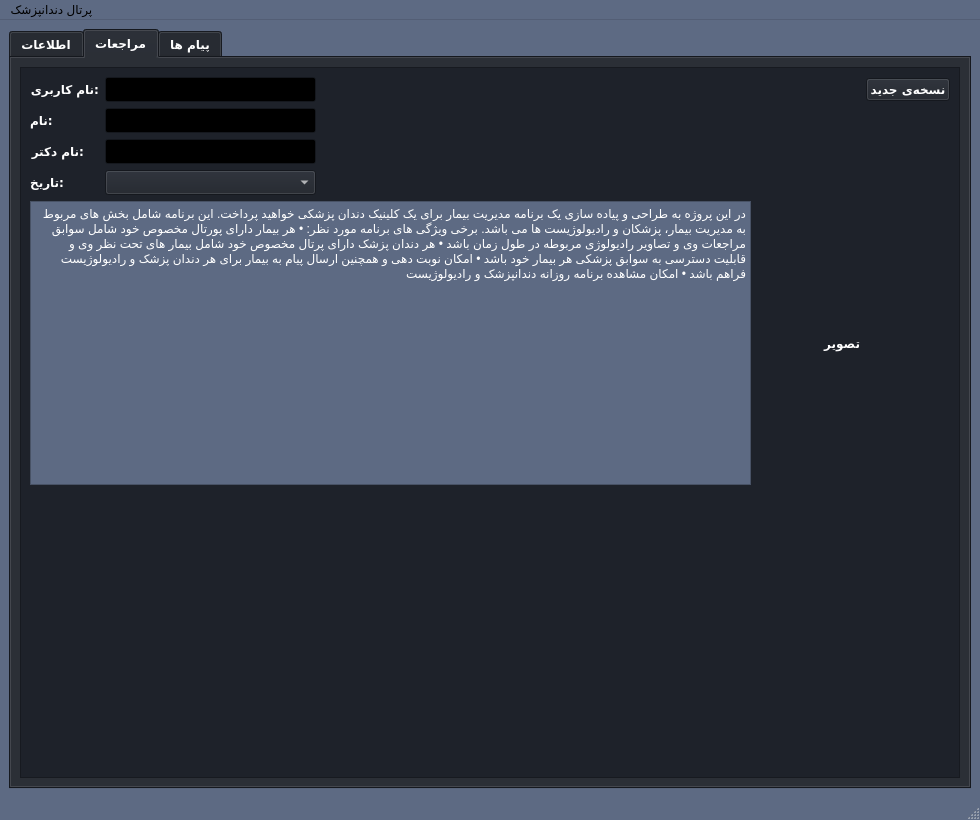
The window that DocPortal.ui (elsobhano/python_AP_fina) describes before a commit, drawn with Qt 5.
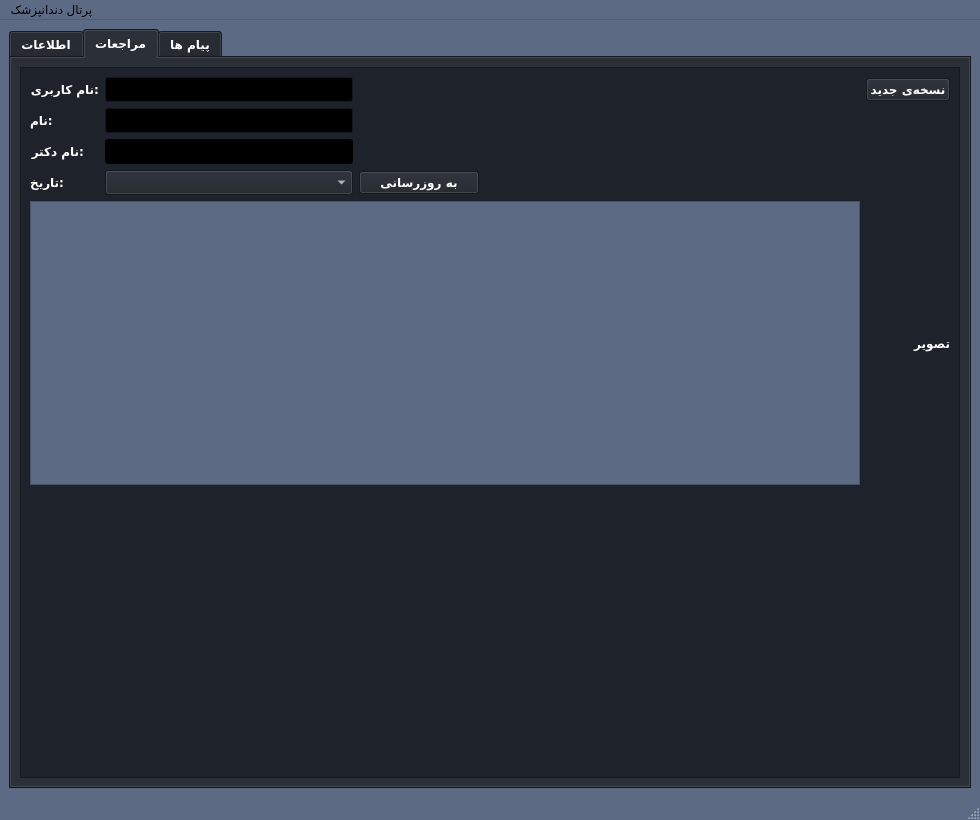
The same window after the commit. The open tabs and pages were chosen to show the change.

Commit message: doc portal finished design

```diff
--- a/DocPortal.ui
+++ b/DocPortal.ui
@@ -362,9 +362,9 @@
      <colorrole role="Text">
       <brush brushstyle="SolidPattern">
        <color alpha="255">
-        <red>46</red>
-        <green>53</green>
-        <blue>65</blue>
+        <red>255</red>
+        <green>255</green>
+        <blue>255</blue>
        </color>
       </brush>
      </colorrole>
@@ -913,7 +913,7 @@
        <string notr="true"/>
       </property>
       <property name="currentIndex">
-       <number>2</number>
+       <number>1</number>
       </property>
       <widget class="QWidget" name="tab">
        <attribute name="title">
@@ -1059,11 +1059,17 @@
           <item row="0" column="6" rowspan="4">
            <widget class="QLabel" name="piclabel">
             <property name="sizePolicy">
-             <sizepolicy hsizetype="Minimum" vsizetype="Minimum">
+             <sizepolicy hsizetype="Fixed" vsizetype="Fixed">
               <horstretch>0</horstretch>
               <verstretch>0</verstretch>
              </sizepolicy>
             </property>
+            <property name="maximumSize">
+             <size>
+              <width>400</width>
+              <height>400</height>
+             </size>
+            </property>
             <property name="text">
              <string>عکس</string>
             </property>
@@ -1642,55 +1648,6 @@
            <layout class="QVBoxLayout" name="verticalLayout_6">
             <item>
              <layout class="QGridLayout" name="gridLayout">
-              <item row="5" column="3">
-               <spacer name="verticalSpacer_4">
-                <property name="orientation">
-                 <enum>Qt::Vertical</enum>
-                </property>
-                <property name="sizeHint" stdset="0">
-                 <size>
-                  <width>20</width>
-                  <height>40</height>
-                 </size>
-                </property>
-               </spacer>
-              </item>
-              <item row="5" column="7">
-               <spacer name="verticalSpacer_8">
-                <property name="orientation">
-                 <enum>Qt::Vertical</enum>
-                </property>
-                <property name="sizeHint" stdset="0">
-                 <size>
-                  <width>20</width>
-                  <height>40</height>
-                 </size>
-                </property>
-               </spacer>
-              </item>
-              <item row="3" column="0">
-               <widget class="QLabel" name="label_6">
-                <property name="sizePolicy">
-                 <sizepolicy hsizetype="Fixed" vsizetype="Preferred">
-                  <horstretch>0</horstretch>
-                  <verstretch>0</verstretch>
-                 </sizepolicy>
-                </property>
-                <property name="text">
-                 <string>:تاریخ</string>
-                </property>
-               </widget>
-              </item>
-              <item row="2" column="1" colspan="2">
-               <widget class="QLineEdit" name="doc_lineEdit">
-                <property name="sizePolicy">
-                 <sizepolicy hsizetype="Minimum" vsizetype="Fixed">
-                  <horstretch>0</horstretch>
-                  <verstretch>0</verstretch>
-                 </sizepolicy>
-                </property>
-               </widget>
-              </item>
               <item row="5" column="2">
                <spacer name="verticalSpacer_2">
                 <property name="orientation">
@@ -1717,8 +1674,8 @@
                 </property>
                </spacer>
               </item>
-              <item row="5" column="1">
-               <spacer name="verticalSpacer">
+              <item row="5" column="4">
+               <spacer name="verticalSpacer_5">
                 <property name="orientation">
                  <enum>Qt::Vertical</enum>
                 </property>
@@ -1730,8 +1687,28 @@
                 </property>
                </spacer>
               </item>
-              <item row="1" column="1" colspan="2">
-               <widget class="QLineEdit" name="name_lineEdit">
+              <item row="3" column="3">
+               <widget class="QPushButton" name="update_button">
+                <property name="text">
+                 <string>به روزرسانی</string>
+                </property>
+               </widget>
+              </item>
+              <item row="5" column="7">
+               <spacer name="verticalSpacer_8">
+                <property name="orientation">
+                 <enum>Qt::Vertical</enum>
+                </property>
+                <property name="sizeHint" stdset="0">
+                 <size>
+                  <width>20</width>
+                  <height>40</height>
+                 </size>
+                </property>
+               </spacer>
+              </item>
+              <item row="0" column="1" colspan="2">
+               <widget class="QLineEdit" name="username_lineEdit">
                 <property name="sizePolicy">
                  <sizepolicy hsizetype="Minimum" vsizetype="Fixed">
                   <horstretch>0</horstretch>
@@ -1750,58 +1727,6 @@
                 </property>
                </widget>
               </item>
-              <item row="2" column="0">
-               <widget class="QLabel" name="label_5">
-                <property name="sizePolicy">
-                 <sizepolicy hsizetype="Fixed" vsizetype="Preferred">
-                  <horstretch>0</horstretch>
-                  <verstretch>0</verstretch>
-                 </sizepolicy>
-                </property>
-                <property name="text">
-                 <string>:نام دکتر</string>
-                </property>
-               </widget>
-              </item>
-              <item row="5" column="5">
-               <spacer name="verticalSpacer_6">
-                <property name="orientation">
-                 <enum>Qt::Vertical</enum>
-                </property>
-                <property name="sizeHint" stdset="0">
-                 <size>
-                  <width>20</width>
-                  <height>40</height>
-                 </size>
-                </property>
-               </spacer>
-              </item>
-              <item row="5" column="6">
-               <spacer name="verticalSpacer_7">
-                <property name="orientation">
-                 <enum>Qt::Vertical</enum>
-                </property>
-                <property name="sizeHint" stdset="0">
-                 <size>
-                  <width>20</width>
-                  <height>40</height>
-                 </size>
-                </property>
-               </spacer>
-              </item>
-              <item row="5" column="4">
-               <spacer name="verticalSpacer_5">
-                <property name="orientation">
-                 <enum>Qt::Vertical</enum>
-                </property>
-                <property name="sizeHint" stdset="0">
-                 <size>
-                  <width>20</width>
-                  <height>40</height>
-                 </size>
-                </property>
-               </spacer>
-              </item>
               <item row="1" column="0">
                <widget class="QLabel" name="label_7">
                 <property name="sizePolicy">
@@ -1818,44 +1743,182 @@
                 </property>
                </widget>
               </item>
-              <item row="0" column="0">
-               <widget class="QLabel" name="label">
-                <property name="sizePolicy">
-                 <sizepolicy hsizetype="Fixed" vsizetype="Preferred">
-                  <horstretch>0</horstretch>
-                  <verstretch>0</verstretch>
-                 </sizepolicy>
+              <item row="5" column="1">
+               <spacer name="verticalSpacer">
+                <property name="orientation">
+                 <enum>Qt::Vertical</enum>
                 </property>
-                <property name="text">
-                 <string>:نام‌ کاربری</string>
+                <property name="sizeHint" stdset="0">
+                 <size>
+                  <width>20</width>
+                  <height>40</height>
+                 </size>
                 </property>
-               </widget>
+               </spacer>
               </item>
-              <item row="0" column="1" colspan="2">
-               <widget class="QLineEdit" name="username_lineEdit">
-                <property name="sizePolicy">
-                 <sizepolicy hsizetype="Minimum" vsizetype="Fixed">
-                  <horstretch>0</horstretch>
-                  <verstretch>0</verstretch>
-                 </sizepolicy>
+              <item row="5" column="5">
+               <spacer name="verticalSpacer_6">
+                <property name="orientation">
+                 <enum>Qt::Vertical</enum>
                 </property>
-               </widget>
-              </item>
-              <item row="0" column="8">
-               <widget class="QPushButton" name="new_Button">
-                <property name="sizePolicy">
-                 <sizepolicy hsizetype="Fixed" vsizetype="Fixed">
-                  <horstretch>0</horstretch>
-                  <verstretch>0</verstretch>
-                 </sizepolicy>
+                <property name="sizeHint" stdset="0">
+                 <size>
+                  <width>20</width>
+                  <height>40</height>
+                 </size>
                 </property>
-                <property name="text">
-                 <string>نسخه‌ی جدید</string>
-                </property>
-               </widget>
+               </spacer>
               </item>
               <item row="4" column="0" colspan="7">
                <widget class="QTextEdit" name="pres_textEdit">
+                <property name="palette">
+                 <palette>
+                  <active>
+                   <colorrole role="Button">
+                    <brush brushstyle="SolidPattern">
+                     <color alpha="255">
+                      <red>93</red>
+                      <green>106</green>
+                      <blue>131</blue>
+                     </color>
+                    </brush>
+                   </colorrole>
+                   <colorrole role="Text">
+                    <brush brushstyle="SolidPattern">
+                     <color alpha="255">
+                      <red>255</red>
+                      <green>255</green>
+                      <blue>255</blue>
+                     </color>
+                    </brush>
+                   </colorrole>
+                   <colorrole role="Base">
+                    <brush brushstyle="SolidPattern">
+                     <color alpha="255">
+                      <red>93</red>
+                      <green>106</green>
+                      <blue>131</blue>
+                     </color>
+                    </brush>
+                   </colorrole>
+                   <colorrole role="Window">
+                    <brush brushstyle="SolidPattern">
+                     <color alpha="255">
+                      <red>93</red>
+                      <green>106</green>
+                      <blue>131</blue>
+                     </color>
+                    </brush>
+                   </colorrole>
+                   <colorrole role="PlaceholderText">
+                    <brush brushstyle="SolidPattern">
+                     <color alpha="128">
+                      <red>255</red>
+                      <green>255</green>
+                      <blue>255</blue>
+                     </color>
+                    </brush>
+                   </colorrole>
+                  </active>
+                  <inactive>
+                   <colorrole role="Button">
+                    <brush brushstyle="SolidPattern">
+                     <color alpha="255">
+                      <red>93</red>
+                      <green>106</green>
+                      <blue>131</blue>
+                     </color>
+                    </brush>
+                   </colorrole>
+                   <colorrole role="Text">
+                    <brush brushstyle="SolidPattern">
+                     <color alpha="255">
+                      <red>255</red>
+                      <green>255</green>
+                      <blue>255</blue>
+                     </color>
+                    </brush>
+                   </colorrole>
+                   <colorrole role="Base">
+                    <brush brushstyle="SolidPattern">
+                     <color alpha="255">
+                      <red>93</red>
+                      <green>106</green>
+                      <blue>131</blue>
+                     </color>
+                    </brush>
+                   </colorrole>
+                   <colorrole role="Window">
+                    <brush brushstyle="SolidPattern">
+                     <color alpha="255">
+                      <red>93</red>
+                      <green>106</green>
+                      <blue>131</blue>
+                     </color>
+                    </brush>
+                   </colorrole>
+                   <colorrole role="PlaceholderText">
+                    <brush brushstyle="SolidPattern">
+                     <color alpha="128">
+                      <red>255</red>
+                      <green>255</green>
+                      <blue>255</blue>
+                     </color>
+                    </brush>
+                   </colorrole>
+                  </inactive>
+                  <disabled>
+                   <colorrole role="Button">
+                    <brush brushstyle="SolidPattern">
+                     <color alpha="255">
+                      <red>93</red>
+                      <green>106</green>
+                      <blue>131</blue>
+                     </color>
+                    </brush>
+                   </colorrole>
+                   <colorrole role="Text">
+                    <brush brushstyle="SolidPattern">
+                     <color alpha="255">
+                      <red>255</red>
+                      <green>255</green>
+                      <blue>255</blue>
+                     </color>
+                    </brush>
+                   </colorrole>
+                   <colorrole role="Base">
+                    <brush brushstyle="SolidPattern">
+                     <color alpha="255">
+                      <red>93</red>
+                      <green>106</green>
+                      <blue>131</blue>
+                     </color>
+                    </brush>
+                   </colorrole>
+                   <colorrole role="Window">
+                    <brush brushstyle="SolidPattern">
+                     <color alpha="255">
+                      <red>93</red>
+                      <green>106</green>
+                      <blue>131</blue>
+                     </color>
+                    </brush>
+                   </colorrole>
+                   <colorrole role="PlaceholderText">
+                    <brush brushstyle="SolidPattern">
+                     <color alpha="128">
+                      <red>255</red>
+                      <green>255</green>
+                      <blue>255</blue>
+                     </color>
+                    </brush>
+                   </colorrole>
+                  </disabled>
+                 </palette>
+                </property>
+                <property name="contextMenuPolicy">
+                 <enum>Qt::DefaultContextMenu</enum>
+                </property>
                 <property name="styleSheet">
                  <string notr="true">background-color: rgb(93, 106, 131);</string>
                 </property>
@@ -1864,12 +1927,576 @@
 &lt;html&gt;&lt;head&gt;&lt;meta name=&quot;qrichtext&quot; content=&quot;1&quot; /&gt;&lt;style type=&quot;text/css&quot;&gt;
 p, li { white-space: pre-wrap; }
 &lt;/style&gt;&lt;/head&gt;&lt;body style=&quot; font-family:'B Titr'; font-size:9pt; font-weight:600; font-style:normal;&quot;&gt;
-&lt;p dir='rtl' style=&quot; margin-top:0px; margin-bottom:0px; margin-left:0px; margin-right:0px; -qt-block-indent:0; text-indent:0px;&quot;&gt;&lt;span style=&quot; font-family:'B Titr,B Titr,B Titr,B Titr,B Titr,B Titr'; font-weight:400; color:#ffffff;&quot;&gt;در این پروژه به طراحی و پیاده سازی یک برنامه مدیریت بیمار برای یک کلینیک دندان پزشکی خواهید پرداخت. این برنامه شامل بخش های مربوط به مدیریت بیمار، پزشکان و رادیولوژیست ها می باشد. برخی ویژگی های برنامه مورد نظر: • هر بیمار دارای پورتال مخصوص خود شامل سوابق مراجعات وی و تصاویر رادیولوژی مربوطه در طول زمان باشد • هر دندان پزشک دارای پرتال مخصوص خود شامل بیمار های تحت نظر وی و قابلیت دسترسی به سوابق پزشکی هر بیمار خود باشد • امکان نوبت دهی و همچنین ارسال پیام به بیمار برای هر دندان پزشک و رادیولوژیست فراهم باشد • امکان مشاهده برنامه روزانه دندانپزشک و رادیولوژیست&lt;/span&gt;&lt;/p&gt;&lt;/body&gt;&lt;/html&gt;</string>
+&lt;p dir='rtl' style=&quot;-qt-paragraph-type:empty; margin-top:0px; margin-bottom:0px; margin-left:0px; margin-right:0px; -qt-block-indent:0; text-indent:0px;&quot;&gt;&lt;br /&gt;&lt;/p&gt;&lt;/body&gt;&lt;/html&gt;</string>
+                </property>
+               </widget>
+              </item>
+              <item row="2" column="0">
+               <widget class="QLabel" name="label_5">
+                <property name="sizePolicy">
+                 <sizepolicy hsizetype="Fixed" vsizetype="Preferred">
+                  <horstretch>0</horstretch>
+                  <verstretch>0</verstretch>
+                 </sizepolicy>
+                </property>
+                <property name="text">
+                 <string>:نام دکتر</string>
+                </property>
+               </widget>
+              </item>
+              <item row="2" column="1" colspan="2">
+               <widget class="QLineEdit" name="doc_lineEdit">
+                <property name="sizePolicy">
+                 <sizepolicy hsizetype="Minimum" vsizetype="Fixed">
+                  <horstretch>0</horstretch>
+                  <verstretch>0</verstretch>
+                 </sizepolicy>
+                </property>
+                <property name="palette">
+                 <palette>
+                  <active>
+                   <colorrole role="WindowText">
+                    <brush brushstyle="SolidPattern">
+                     <color alpha="255">
+                      <red>255</red>
+                      <green>255</green>
+                      <blue>255</blue>
+                     </color>
+                    </brush>
+                   </colorrole>
+                   <colorrole role="Button">
+                    <brush brushstyle="SolidPattern">
+                     <color alpha="255">
+                      <red>0</red>
+                      <green>0</green>
+                      <blue>0</blue>
+                     </color>
+                    </brush>
+                   </colorrole>
+                   <colorrole role="Light">
+                    <brush brushstyle="SolidPattern">
+                     <color alpha="255">
+                      <red>0</red>
+                      <green>0</green>
+                      <blue>0</blue>
+                     </color>
+                    </brush>
+                   </colorrole>
+                   <colorrole role="Midlight">
+                    <brush brushstyle="SolidPattern">
+                     <color alpha="255">
+                      <red>0</red>
+                      <green>0</green>
+                      <blue>0</blue>
+                     </color>
+                    </brush>
+                   </colorrole>
+                   <colorrole role="Dark">
+                    <brush brushstyle="SolidPattern">
+                     <color alpha="255">
+                      <red>0</red>
+                      <green>0</green>
+                      <blue>0</blue>
+                     </color>
+                    </brush>
+                   </colorrole>
+                   <colorrole role="Mid">
+                    <brush brushstyle="SolidPattern">
+                     <color alpha="255">
+                      <red>0</red>
+                      <green>0</green>
+                      <blue>0</blue>
+                     </color>
+                    </brush>
+                   </colorrole>
+                   <colorrole role="Text">
+                    <brush brushstyle="SolidPattern">
+                     <color alpha="255">
+                      <red>255</red>
+                      <green>255</green>
+                      <blue>255</blue>
+                     </color>
+                    </brush>
+                   </colorrole>
+                   <colorrole role="BrightText">
+                    <brush brushstyle="SolidPattern">
+                     <color alpha="255">
+                      <red>255</red>
+                      <green>255</green>
+                      <blue>255</blue>
+                     </color>
+                    </brush>
+                   </colorrole>
+                   <colorrole role="ButtonText">
+                    <brush brushstyle="SolidPattern">
+                     <color alpha="255">
+                      <red>255</red>
+                      <green>255</green>
+                      <blue>255</blue>
+                     </color>
+                    </brush>
+                   </colorrole>
+                   <colorrole role="Base">
+                    <brush brushstyle="SolidPattern">
+                     <color alpha="255">
+                      <red>0</red>
+                      <green>0</green>
+                      <blue>0</blue>
+                     </color>
+                    </brush>
+                   </colorrole>
+                   <colorrole role="Window">
+                    <brush brushstyle="SolidPattern">
+                     <color alpha="255">
+                      <red>0</red>
+                      <green>0</green>
+                      <blue>0</blue>
+                     </color>
+                    </brush>
+                   </colorrole>
+                   <colorrole role="Shadow">
+                    <brush brushstyle="SolidPattern">
+                     <color alpha="255">
+                      <red>0</red>
+                      <green>0</green>
+                      <blue>0</blue>
+                     </color>
+                    </brush>
+                   </colorrole>
+                   <colorrole role="AlternateBase">
+                    <brush brushstyle="SolidPattern">
+                     <color alpha="255">
+                      <red>0</red>
+                      <green>0</green>
+                      <blue>0</blue>
+                     </color>
+                    </brush>
+                   </colorrole>
+                   <colorrole role="ToolTipBase">
+                    <brush brushstyle="SolidPattern">
+                     <color alpha="255">
+                      <red>255</red>
+                      <green>255</green>
+                      <blue>220</blue>
+                     </color>
+                    </brush>
+                   </colorrole>
+                   <colorrole role="ToolTipText">
+                    <brush brushstyle="SolidPattern">
+                     <color alpha="255">
+                      <red>0</red>
+                      <green>0</green>
+                      <blue>0</blue>
+                     </color>
+                    </brush>
+                   </colorrole>
+                   <colorrole role="PlaceholderText">
+                    <brush brushstyle="SolidPattern">
+                     <color alpha="128">
+                      <red>255</red>
+                      <green>255</green>
+                      <blue>255</blue>
+                     </color>
+                    </brush>
+                   </colorrole>
+                  </active>
+                  <inactive>
+                   <colorrole role="WindowText">
+                    <brush brushstyle="SolidPattern">
+                     <color alpha="255">
+                      <red>255</red>
+                      <green>255</green>
+                      <blue>255</blue>
+                     </color>
+                    </brush>
+                   </colorrole>
+                   <colorrole role="Button">
+                    <brush brushstyle="SolidPattern">
+                     <color alpha="255">
+                      <red>0</red>
+                      <green>0</green>
+                      <blue>0</blue>
+                     </color>
+                    </brush>
+                   </colorrole>
+                   <colorrole role="Light">
+                    <brush brushstyle="SolidPattern">
+                     <color alpha="255">
+                      <red>0</red>
+                      <green>0</green>
+                      <blue>0</blue>
+                     </color>
+                    </brush>
+                   </colorrole>
+                   <colorrole role="Midlight">
+                    <brush brushstyle="SolidPattern">
+                     <color alpha="255">
+                      <red>0</red>
+                      <green>0</green>
+                      <blue>0</blue>
+                     </color>
+                    </brush>
+                   </colorrole>
+                   <colorrole role="Dark">
+                    <brush brushstyle="SolidPattern">
+                     <color alpha="255">
+                      <red>0</red>
+                      <green>0</green>
+                      <blue>0</blue>
+                     </color>
+                    </brush>
+                   </colorrole>
+                   <colorrole role="Mid">
+                    <brush brushstyle="SolidPattern">
+                     <color alpha="255">
+                      <red>0</red>
+                      <green>0</green>
+                      <blue>0</blue>
+                     </color>
+                    </brush>
+                   </colorrole>
+                   <colorrole role="Text">
+                    <brush brushstyle="SolidPattern">
+                     <color alpha="255">
+                      <red>255</red>
+                      <green>255</green>
+                      <blue>255</blue>
+                     </color>
+                    </brush>
+                   </colorrole>
+                   <colorrole role="BrightText">
+                    <brush brushstyle="SolidPattern">
+                     <color alpha="255">
+                      <red>255</red>
+                      <green>255</green>
+                      <blue>255</blue>
+                     </color>
+                    </brush>
+                   </colorrole>
+                   <colorrole role="ButtonText">
+                    <brush brushstyle="SolidPattern">
+                     <color alpha="255">
+                      <red>255</red>
+                      <green>255</green>
+                      <blue>255</blue>
+                     </color>
+                    </brush>
+                   </colorrole>
+                   <colorrole role="Base">
+                    <brush brushstyle="SolidPattern">
+                     <color alpha="255">
+                      <red>0</red>
+                      <green>0</green>
+                      <blue>0</blue>
+                     </color>
+                    </brush>
+                   </colorrole>
+                   <colorrole role="Window">
+                    <brush brushstyle="SolidPattern">
+                     <color alpha="255">
+                      <red>0</red>
+                      <green>0</green>
+                      <blue>0</blue>
+                     </color>
+                    </brush>
+                   </colorrole>
+                   <colorrole role="Shadow">
+                    <brush brushstyle="SolidPattern">
+                     <color alpha="255">
+                      <red>0</red>
+                      <green>0</green>
+                      <blue>0</blue>
+                     </color>
+                    </brush>
+                   </colorrole>
+                   <colorrole role="AlternateBase">
+                    <brush brushstyle="SolidPattern">
+                     <color alpha="255">
+                      <red>0</red>
+                      <green>0</green>
+                      <blue>0</blue>
+                     </color>
+                    </brush>
+                   </colorrole>
+                   <colorrole role="ToolTipBase">
+                    <brush brushstyle="SolidPattern">
+                     <color alpha="255">
+                      <red>255</red>
+                      <green>255</green>
+                      <blue>220</blue>
+                     </color>
+                    </brush>
+                   </colorrole>
+                   <colorrole role="ToolTipText">
+                    <brush brushstyle="SolidPattern">
+                     <color alpha="255">
+                      <red>0</red>
+                      <green>0</green>
+                      <blue>0</blue>
+                     </color>
+                    </brush>
+                   </colorrole>
+                   <colorrole role="PlaceholderText">
+                    <brush brushstyle="SolidPattern">
+                     <color alpha="128">
+                      <red>255</red>
+                      <green>255</green>
+                      <blue>255</blue>
+                     </color>
+                    </brush>
+                   </colorrole>
+                  </inactive>
+                  <disabled>
+                   <colorrole role="WindowText">
+                    <brush brushstyle="SolidPattern">
+                     <color alpha="255">
+                      <red>255</red>
+                      <green>255</green>
+                      <blue>255</blue>
+                     </color>
+                    </brush>
+                   </colorrole>
+                   <colorrole role="Button">
+                    <brush brushstyle="SolidPattern">
+                     <color alpha="255">
+                      <red>0</red>
+                      <green>0</green>
+                      <blue>0</blue>
+                     </color>
+                    </brush>
+                   </colorrole>
+                   <colorrole role="Light">
+                    <brush brushstyle="SolidPattern">
+                     <color alpha="255">
+                      <red>0</red>
+                      <green>0</green>
+                      <blue>0</blue>
+                     </color>
+                    </brush>
+                   </colorrole>
+                   <colorrole role="Midlight">
+                    <brush brushstyle="SolidPattern">
+                     <color alpha="255">
+                      <red>0</red>
+                      <green>0</green>
+                      <blue>0</blue>
+                     </color>
+                    </brush>
+                   </colorrole>
+                   <colorrole role="Dark">
+                    <brush brushstyle="SolidPattern">
+                     <color alpha="255">
+                      <red>0</red>
+                      <green>0</green>
+                      <blue>0</blue>
+                     </color>
+                    </brush>
+                   </colorrole>
+                   <colorrole role="Mid">
+                    <brush brushstyle="SolidPattern">
+                     <color alpha="255">
+                      <red>0</red>
+                      <green>0</green>
+                      <blue>0</blue>
+                     </color>
+                    </brush>
+                   </colorrole>
+                   <colorrole role="Text">
+                    <brush brushstyle="SolidPattern">
+                     <color alpha="255">
+                      <red>255</red>
+                      <green>255</green>
+                      <blue>255</blue>
+                     </color>
+                    </brush>
+                   </colorrole>
+                   <colorrole role="BrightText">
+                    <brush brushstyle="SolidPattern">
+                     <color alpha="255">
+                      <red>255</red>
+                      <green>255</green>
+                      <blue>255</blue>
+                     </color>
+                    </brush>
+                   </colorrole>
+                   <colorrole role="ButtonText">
+                    <brush brushstyle="SolidPattern">
+                     <color alpha="255">
+                      <red>255</red>
+                      <green>255</green>
+                      <blue>255</blue>
+                     </color>
+                    </brush>
+                   </colorrole>
+                   <colorrole role="Base">
+                    <brush brushstyle="SolidPattern">
+                     <color alpha="255">
+                      <red>0</red>
+                      <green>0</green>
+                      <blue>0</blue>
+                     </color>
+                    </brush>
+                   </colorrole>
+                   <colorrole role="Window">
+                    <brush brushstyle="SolidPattern">
+                     <color alpha="255">
+                      <red>0</red>
+                      <green>0</green>
+                      <blue>0</blue>
+                     </color>
+                    </brush>
+                   </colorrole>
+                   <colorrole role="Shadow">
+                    <brush brushstyle="SolidPattern">
+                     <color alpha="255">
+                      <red>0</red>
+                      <green>0</green>
+                      <blue>0</blue>
+                     </color>
+                    </brush>
+                   </colorrole>
+                   <colorrole role="AlternateBase">
+                    <brush brushstyle="SolidPattern">
+                     <color alpha="255">
+                      <red>0</red>
+                      <green>0</green>
+                      <blue>0</blue>
+                     </color>
+                    </brush>
+                   </colorrole>
+                   <colorrole role="ToolTipBase">
+                    <brush brushstyle="SolidPattern">
+                     <color alpha="255">
+                      <red>255</red>
+                      <green>255</green>
+                      <blue>220</blue>
+                     </color>
+                    </brush>
+                   </colorrole>
+                   <colorrole role="ToolTipText">
+                    <brush brushstyle="SolidPattern">
+                     <color alpha="255">
+                      <red>0</red>
+                      <green>0</green>
+                      <blue>0</blue>
+                     </color>
+                    </brush>
+                   </colorrole>
+                   <colorrole role="PlaceholderText">
+                    <brush brushstyle="SolidPattern">
+                     <color alpha="128">
+                      <red>255</red>
+                      <green>255</green>
+                      <blue>255</blue>
+                     </color>
+                    </brush>
+                   </colorrole>
+                  </disabled>
+                 </palette>
+                </property>
+                <property name="styleSheet">
+                 <string notr="true"/>
+                </property>
+               </widget>
+              </item>
+              <item row="5" column="6">
+               <spacer name="verticalSpacer_7">
+                <property name="orientation">
+                 <enum>Qt::Vertical</enum>
+                </property>
+                <property name="sizeHint" stdset="0">
+                 <size>
+                  <width>20</width>
+                  <height>40</height>
+                 </size>
+                </property>
+               </spacer>
+              </item>
+              <item row="0" column="7">
+               <widget class="QPushButton" name="new_Button">
+                <property name="sizePolicy">
+                 <sizepolicy hsizetype="Fixed" vsizetype="Fixed">
+                  <horstretch>0</horstretch>
+                  <verstretch>0</verstretch>
+                 </sizepolicy>
+                </property>
+                <property name="layoutDirection">
+                 <enum>Qt::RightToLeft</enum>
+                </property>
+                <property name="text">
+                 <string>نسخه‌ی جدید</string>
+                </property>
+               </widget>
+              </item>
+              <item row="1" column="1" colspan="2">
+               <widget class="QLineEdit" name="name_lineEdit">
+                <property name="sizePolicy">
+                 <sizepolicy hsizetype="Minimum" vsizetype="Fixed">
+                  <horstretch>0</horstretch>
+                  <verstretch>0</verstretch>
+                 </sizepolicy>
+                </property>
+               </widget>
+              </item>
+              <item row="3" column="0">
+               <widget class="QLabel" name="label_6">
+                <property name="sizePolicy">
+                 <sizepolicy hsizetype="Fixed" vsizetype="Preferred">
+                  <horstretch>0</horstretch>
+                  <verstretch>0</verstretch>
+                 </sizepolicy>
+                </property>
+                <property name="text">
+                 <string>:تاریخ</string>
+                </property>
+               </widget>
+              </item>
+              <item row="5" column="3">
+               <spacer name="verticalSpacer_4">
+                <property name="orientation">
+                 <enum>Qt::Vertical</enum>
+                </property>
+                <property name="sizeHint" stdset="0">
+                 <size>
+                  <width>20</width>
+                  <height>40</height>
+                 </size>
+                </property>
+               </spacer>
+              </item>
+              <item row="0" column="0">
+               <widget class="QLabel" name="label">
+                <property name="sizePolicy">
+                 <sizepolicy hsizetype="Fixed" vsizetype="Preferred">
+                  <horstretch>0</horstretch>
+                  <verstretch>0</verstretch>
+                 </sizepolicy>
+                </property>
+                <property name="text">
+                 <string>:نام‌ کاربری</string>
                 </property>
                </widget>
               </item>
               <item row="4" column="7">
                <widget class="QLabel" name="img_lable">
+                <property name="sizePolicy">
+                 <sizepolicy hsizetype="Fixed" vsizetype="Fixed">
+                  <horstretch>0</horstretch>
+                  <verstretch>0</verstretch>
+                 </sizepolicy>
+                </property>
+                <property name="minimumSize">
+                 <size>
+                  <width>0</width>
+                  <height>0</height>
+                 </size>
+                </property>
+                <property name="maximumSize">
+                 <size>
+                  <width>400</width>
+                  <height>400</height>
+                 </size>
+                </property>
                 <property name="text">
                  <string>تصویر</string>
                 </property>
```
The commit also changes 2 other files.
